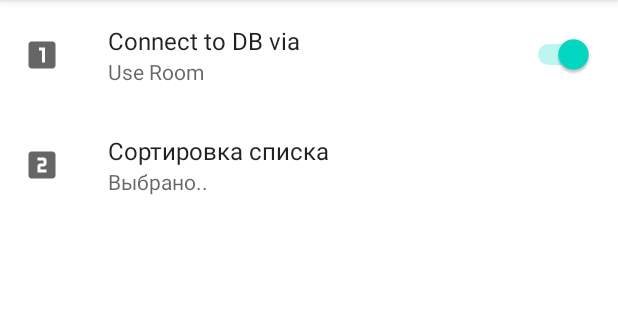
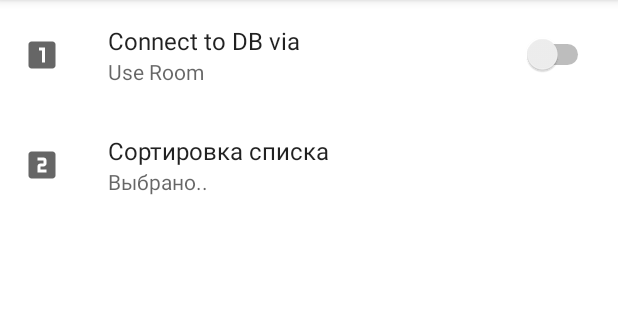
Before and after one commit to skvarovski/rs.android.task.4, an Android app: the screen it shows after launch (MainActivity), after a tap on "Filter", on a phone screen of 412 x 824 dp, the part 84-404 px from its top. Run offline under Robolectric (Android 15) with nearby library versions, the phone set to English and light mode, and no system bars; our stand-ins replace Room's generated code, androidx.preference; 4 statements that could not run were skipped.

Commit message:
fix SQL Helper

```diff
--- a/app/build.gradle
+++ b/app/build.gradle
@@ -59,5 +59,10 @@ dependencies {
     //PreferenceFragment
     implementation "androidx.preference:preference-ktx:1.1.1"
 
+    // Kotlin Coroutines
+    implementation "org.jetbrains.kotlinx:kotlinx-coroutines-core:1.4.1"
+    implementation "org.jetbrains.kotlinx:kotlinx-coroutines-android:1.5.0"
+
+
 
 }
--- a/app/src/main/java/ru/lacars/cars/App.kt
+++ b/app/src/main/java/ru/lacars/cars/App.kt
@@ -4,7 +4,10 @@ import android.app.Application
 import android.content.Context
 import ru.lacars.cars.locator.ServiceLocator
 import ru.lacars.cars.locator.locate
+import ru.lacars.cars.repository.PreferencesDB
+import ru.lacars.cars.repository.PreferencesOrder
 import ru.lacars.cars.repository.Repository
+import ru.lacars.cars.repository.cursor.CarSQLiteOpenHelper
 import ru.lacars.cars.repository.room.CarsDatabase
 import ru.lacars.cars.repository.room.CarsDatabaseImpl
 
@@ -15,7 +18,15 @@ class App: Application() {
         super.onCreate()
 
         ServiceLocator.register<Context>(this)
+
         ServiceLocator.register<CarsDatabase>(CarsDatabaseImpl.create(locate()))
+        ServiceLocator.register(PreferencesDB(locate()))
+        ServiceLocator.register(PreferencesOrder(locate()))
+        ServiceLocator.register(CarSQLiteOpenHelper(locate()))
         ServiceLocator.register(Repository(locate()))
+
+
     }
+
+
 }
--- a/app/src/main/java/ru/lacars/cars/MainActivity.kt
+++ b/app/src/main/java/ru/lacars/cars/MainActivity.kt
@@ -1,32 +1,56 @@
 package ru.lacars.cars
 
+import android.content.SharedPreferences
 import androidx.appcompat.app.AppCompatActivity
 import android.os.Bundle
+import android.util.Log
 import android.view.Menu
 import android.view.MenuItem
+import androidx.preference.Preference
+import androidx.preference.PreferenceManager
+import androidx.preference.SwitchPreference
+import ru.lacars.cars.repository.PreferencesOrder
 import ru.lacars.cars.ui.main.MainFragment
 import ru.lacars.cars.ui.setting.SettingsFragment
 
 class MainActivity : AppCompatActivity() {
 
 
+
     override fun onCreate(savedInstanceState: Bundle?) {
         super.onCreate(savedInstanceState)
-
 
         setContentView(R.layout.main_activity)
         supportActionBar?.setDisplayHomeAsUpEnabled(true)
         supportActionBar?.setDisplayShowHomeEnabled(false)
-        //supportActionBar?.
 
-
-        //if (savedInstanceState == null) {
+        if (savedInstanceState == null) {
             supportFragmentManager.beginTransaction()
                 .replace(R.id.container, MainFragment.newInstance())
                 .commit()
-        //}
+        }
 
 
+        PreferenceManager.getDefaultSharedPreferences(this)
+        //val listener = Preference.OnPreferenceChangeListener()
+
+
+        // { sharedPreferences, key ->
+        //                if (key == "pref_room_key") {
+        //                    val room = sharedPreferences?.getBoolean("pref_room_key",true)
+        //                    supportActionBar?.title = "Cars. Room:$room"
+        //                }
+        //            }
+
+
+
+    }
+
+    override fun onResume() {
+        super.onResume()
+        /*val pref_sort = prefs.getString(getString(R.string.pref_sort), "id");
+        val pref_use_room = prefs.getBoolean(getString(R.string.pref_room), false);
+        supportActionBar?.title = "Cars. Room:$pref_use_room Sort:$pref_sort"*/
 
     }
 
@@ -50,16 +74,7 @@ class MainActivity : AppCompatActivity() {
                 onBackPressed()
                 return true
             }
-
-
         }
-        /*if(item.itemId == R.id.toolbar_btn_filter){
-            supportFragmentManager.beginTransaction()
-                .addToBackStack("setting")
-                .replace(R.id.container,SettingsFragment.newInstance())
-                .commit()
-        }*/
-
         return true
     }
 }
--- /dev/null
+++ b/app/src/main/java/ru/lacars/cars/repository/PreferencesDB.kt
@@ -0,0 +1,39 @@
+package ru.lacars.cars.repository
+
+import android.content.Context
+import android.content.SharedPreferences
+import android.util.Log
+import androidx.lifecycle.LiveData
+import androidx.preference.PreferenceManager
+
+
+class PreferencesDB(context: Context) : LiveData<Boolean>() {
+
+
+    private val sharedPreferences1: SharedPreferences =
+        PreferenceManager.getDefaultSharedPreferences(context)
+
+    private val mTokenSharedPreferenceListener =
+        SharedPreferences.OnSharedPreferenceChangeListener { sharedPreferences: SharedPreferences?, key: String? ->
+            if (key == MY_KEY_ROOM) {
+                value = sharedPreferences?.getBoolean(MY_KEY_ROOM, true)
+            }
+        }
+
+    override fun onActive() {
+        Log.d("TEST","Load preference DB")
+        super.onActive()
+        value = sharedPreferences1.getBoolean(MY_KEY_ROOM, true)
+        sharedPreferences1.registerOnSharedPreferenceChangeListener(mTokenSharedPreferenceListener)
+    }
+
+    override fun onInactive() {
+        super.onInactive()
+        sharedPreferences1.unregisterOnSharedPreferenceChangeListener(mTokenSharedPreferenceListener)
+    }
+
+    companion object {
+        private const val MY_KEY_ROOM = "pref_room_key"
+
+    }
+}
--- /dev/null
+++ b/app/src/main/java/ru/lacars/cars/repository/PreferencesOrder.kt
@@ -0,0 +1,45 @@
+package ru.lacars.cars.repository
+
+import android.content.Context
+import android.content.SharedPreferences
+import android.util.Log
+import androidx.lifecycle.LiveData
+import androidx.preference.PreferenceManager
+
+class PreferencesOrder(context: Context) : LiveData<String>() {
+    var valueRoom = false
+
+    private val sharedPreferences: SharedPreferences =
+            PreferenceManager.getDefaultSharedPreferences(context)
+
+    private val mTokenSharedPreferenceListener =
+        SharedPreferences.OnSharedPreferenceChangeListener { sharedPreferences: SharedPreferences?, key: String? ->
+            if (key == MY_KEY_SORT) {
+                value = sharedPreferences?.getString(MY_KEY_SORT, "")
+            }
+            if (key == MY_KEY_ROOM) {
+                valueRoom = sharedPreferences?.getBoolean(MY_KEY_ROOM,true) == true
+            }
+        }
+
+    override fun onActive() {
+
+        super.onActive()
+        value = sharedPreferences.getString(MY_KEY_SORT, "")
+        valueRoom = sharedPreferences.getBoolean(MY_KEY_ROOM, false)
+        sharedPreferences.registerOnSharedPreferenceChangeListener(mTokenSharedPreferenceListener)
+        Log.d("TEST","Load preference SORT = $value")
+        Log.d("TEST","Load preference ROOM = $valueRoom")
+    }
+
+    override fun onInactive() {
+        super.onInactive()
+        sharedPreferences.unregisterOnSharedPreferenceChangeListener(mTokenSharedPreferenceListener)
+    }
+
+    companion object {
+        private const val MY_KEY_SORT = "pref_sort_by_type"
+        private const val MY_KEY_ROOM = "pref_room_key"
+
+    }
+}
--- a/app/src/main/java/ru/lacars/cars/repository/Repository.kt
+++ b/app/src/main/java/ru/lacars/cars/repository/Repository.kt
@@ -1,19 +1,88 @@
 package ru.lacars.cars.repository
 
+import android.content.Context
+import android.util.Log
+import androidx.lifecycle.LiveData
+import androidx.lifecycle.asFlow
+import androidx.preference.PreferenceManager
+import kotlinx.coroutines.Dispatchers
 import kotlinx.coroutines.flow.Flow
+import kotlinx.coroutines.flow.asFlow
+import kotlinx.coroutines.flow.flow
+import kotlinx.coroutines.flow.flowOn
+import ru.lacars.cars.R
+import ru.lacars.cars.locator.locateLazy
+import ru.lacars.cars.repository.cursor.CarSQLiteOpenHelper
 import ru.lacars.cars.repository.room.Car
 import ru.lacars.cars.repository.room.CarsDatabase
 
 class Repository(
     private val db: CarsDatabase,
 ) {
+    //private val preferencesDB: PreferencesDB by locateLazy()
+    private val preferencesOrder: PreferencesOrder by locateLazy()
+    private val context: Context by locateLazy()
+    private val carSQLiteOpenHelper: CarSQLiteOpenHelper by locateLazy()
+    private val dao get() = db.notesDao
+    //private val _flowCursor = MutableLiveData<List<Car>>()
+    //val flowCursor: LiveData<List<Car>> = _flowCursor
 
-    private val dao get() = db.notesDao
+    private var prefs = PreferenceManager.getDefaultSharedPreferences(context) //preferencesOrder
 
-    fun getAll(): Flow<List<Car>> = dao.getAll()
+    private var valueRoom =  prefs.getBoolean("pref_room_key", false)
 
-    suspend fun save(note: Car) = dao.add(note)
+
+    //fun getAll(): Flow<List<Car>> = dao.getAll()
+    fun getAll(): Flow<List<Car>> {
+        Log.d("TEST","PreferenceDB Repo = $valueRoom")
+
+        return when (valueRoom) {
+            true -> dao.getAll()
+            else -> {
+                return flow {
+                    val list = carSQLiteOpenHelper.getListOfTopics()
+                    emit(list)
+                }.flowOn(Dispatchers.IO)
+
+            }
+        }
+
+    }
+
+
+
+
+    //suspend fun save(note: Car) = dao.add(note)
+    suspend fun save(car: Car) {
+        when (valueRoom) {
+            true -> dao.add(car)
+            else -> carSQLiteOpenHelper.saveCarCursor(car)
+        }
+
+    }
 
     suspend fun delete(note: Car) = dao.delete(note)
 
+
+    /*private fun getAllRoom(): LiveData<List<Car>> {
+        Log.d("TEST","Room load")
+        return dao.getAll()
+    }
+    private fun getAllCursor(): LiveData<List<Car>> {
+        Log.d("TEST","Cursor load")
+        return carSQLiteOpenHelper.getListOfTopics()
+
+    }*/
+
+
+
+    /*private suspend fun saveRoom(car: Car) = dao.add(car)
+    private suspend fun saveCursor(car: Car) {
+
+        carSQLiteOpenHelper.saveCarCursor(car)
+    }*/
+
+
+
+
 }
--- /dev/null
+++ b/app/src/main/java/ru/lacars/cars/repository/cursor/CarSQLiteOpenHelper.kt
@@ -0,0 +1,123 @@
+package ru.lacars.cars.repository.cursor
+
+import android.content.ContentValues
+import android.content.Context
+import android.database.Cursor
+import android.database.SQLException
+import android.database.sqlite.SQLiteDatabase
+import android.database.sqlite.SQLiteOpenHelper
+import android.util.Log
+import androidx.lifecycle.LiveData
+import androidx.lifecycle.MutableLiveData
+import androidx.lifecycle.asFlow
+import kotlinx.coroutines.flow.asFlow
+import ru.lacars.cars.repository.room.Car
+import java.util.concurrent.Flow
+
+internal const val COLUMN_ID = "id"
+internal const val COLUMN_NAME = "name"
+internal const val COLUMN_COLOR = "color"
+internal const val COLUMN_YEAR = "year"
+
+private const val LOG_TAG = "TEST"
+private const val DATABASE_NAME = "cars-database"
+private const val TABLE_NAME = "cars"
+private const val DATABASE_VERSION = 1
+
+private const val CREATE_TABLE_SQL =
+    "CREATE TABLE IF NOT EXISTS $TABLE_NAME " +
+            "(id INTEGER PRIMARY KEY AUTOINCREMENT, " +
+            "$COLUMN_NAME TEXT NOT NULL, " +
+            "$COLUMN_COLOR TEXT NOT NULL," +
+            "$COLUMN_YEAR INTEGER NOT NULL);"
+
+private const val SQL_DELETE_ENTRIES = "DROP TABLE IF EXISTS $TABLE_NAME"
+
+
+class CarSQLiteOpenHelper(context: Context) : SQLiteOpenHelper(
+    context,
+    DATABASE_NAME,
+    null,
+    DATABASE_VERSION
+) {
+
+    override fun onCreate(db: SQLiteDatabase) {
+        try {
+            db.execSQL(CREATE_TABLE_SQL)
+            //(1..5).forEach { _ ->
+                db.execSQL("INSERT INTO $TABLE_NAME ($COLUMN_NAME,$COLUMN_COLOR,$COLUMN_YEAR) VALUES ('KIA','RED',2008);")
+                db.execSQL("INSERT INTO $TABLE_NAME ($COLUMN_NAME,$COLUMN_COLOR,$COLUMN_YEAR) VALUES ('AUDI','White',2005);")
+                db.execSQL("INSERT INTO $TABLE_NAME ($COLUMN_NAME,$COLUMN_COLOR,$COLUMN_YEAR) VALUES ('BMW','Blue',2003);")
+                db.execSQL("INSERT INTO $TABLE_NAME ($COLUMN_NAME,$COLUMN_COLOR,$COLUMN_YEAR) VALUES ('SUBARU','Green',2001);")
+                db.execSQL("INSERT INTO $TABLE_NAME ($COLUMN_NAME,$COLUMN_COLOR,$COLUMN_YEAR) VALUES ('TOYOTA','Dark',2011);")
+
+            //}
+        } catch (exception: SQLException) {
+            Log.e(LOG_TAG, "Exception while trying to create database", exception)
+        }
+    }
+
+    override fun onDowngrade(db: SQLiteDatabase, oldVersion: Int, newVersion: Int) {
+        super.onDowngrade(db, oldVersion, newVersion)
+        onUpgrade(db, oldVersion, newVersion)
+
+    }
+
+    override fun onUpgrade(db: SQLiteDatabase, oldVersion: Int, newVersion: Int) {
+        Log.d(LOG_TAG, "onUpgrade called")
+        db.execSQL(SQL_DELETE_ENTRIES)
+        onCreate(db)
+    }
+
+    fun saveCarCursor(car: Car): Long? {
+        val db = this.writableDatabase
+        // Create a new map of values, where column names are the keys
+        val values = ContentValues().apply {
+            put(COLUMN_NAME, car.name)
+            put(COLUMN_COLOR, car.color)
+            put(COLUMN_YEAR, car.year)
+        }
+
+        // Insert the new row, returning the primary key value of the new row
+        return db?.insert(TABLE_NAME, null, values)
+
+
+    }
+
+    private fun getCursorWithTopics(): Cursor {
+        return readableDatabase.rawQuery("SELECT * FROM $TABLE_NAME", null)
+    }
+
+
+
+
+    fun getListOfTopics(): List<Car> {
+        //val listOfTopics = mutableListOf<String>()
+        //val liveData = MutableLiveData<List<Car>>()
+        val listOfCars = mutableListOf<Car>()
+        getCursorWithTopics().use { cursor ->
+            try {
+                if (cursor.moveToFirst()) {
+                    do {
+                        val id = cursor.getInt(cursor.getColumnIndex(COLUMN_ID))
+                        val name = cursor.getString(cursor.getColumnIndex(COLUMN_NAME))
+                        val color = cursor.getString(cursor.getColumnIndex(COLUMN_COLOR))
+                        val year = cursor.getInt(cursor.getColumnIndex(COLUMN_YEAR))
+                        listOfCars.add(Car(id,name,color,year))
+                    } while (cursor.moveToNext())
+                } else {
+                    listOfCars
+
+                }
+
+            } catch (exception: SQLException) {
+                Log.e(LOG_TAG, "Exception while reading table", exception)
+            }
+            finally {
+                cursor.close()
+            }
+        }
+
+        return listOfCars
+    }
+}
--- a/app/src/main/java/ru/lacars/cars/repository/room/Car.kt
+++ b/app/src/main/java/ru/lacars/cars/repository/room/Car.kt
@@ -1,13 +1,19 @@
 package ru.lacars.cars.repository.room
 
+import androidx.annotation.Keep
+import androidx.annotation.NonNull
 import androidx.room.Entity
 import androidx.room.PrimaryKey
 
+@Keep
 @Entity(tableName = "cars")
 data class Car(
     @PrimaryKey(autoGenerate = true)
     val id: Int = 0,
+    @NonNull
     val name: String,
+    @NonNull
     val color: String,
+    @NonNull
     val year: Int
 )
--- a/app/src/main/java/ru/lacars/cars/repository/room/CarsDao.kt
+++ b/app/src/main/java/ru/lacars/cars/repository/room/CarsDao.kt
@@ -1,5 +1,6 @@
 package ru.lacars.cars.repository.room
 
+import androidx.lifecycle.LiveData
 import androidx.room.*
 import kotlinx.coroutines.flow.Flow
 
--- a/app/src/main/java/ru/lacars/cars/ui/main/MainFragment.kt
+++ b/app/src/main/java/ru/lacars/cars/ui/main/MainFragment.kt
@@ -19,7 +19,7 @@ class MainFragment : Fragment() {
 
     private val viewModel: MainViewModel by viewModels()
     private val carAdapter: CarsAdapter = CarsAdapter()
-    private val preferencesOrder: PreferencesOrder? = context?.let { PreferencesOrder(it) }
+    //private val preferencesOrder: PreferencesOrder? = context?.let { PreferencesOrder(it) }
 
 
     private var _binding: MainFragmentBinding? = null
@@ -61,14 +61,15 @@ class MainFragment : Fragment() {
         }
 
         viewModel.getPreferences().observe(this.viewLifecycleOwner) {
-            viewModel.updateList().observe(this.viewLifecycleOwner) { list ->
-                carAdapter.submitList(list)
+            viewModel.updateList().observe(this.viewLifecycleOwner) { cars ->
+                carAdapter.submitList(cars)
             }
         }
 
 
 
     }
+
 
 
 
--- a/app/src/main/java/ru/lacars/cars/ui/main/MainViewModel.kt
+++ b/app/src/main/java/ru/lacars/cars/ui/main/MainViewModel.kt
@@ -1,20 +1,56 @@
 package ru.lacars.cars.ui.main
 
-import androidx.lifecycle.ViewModel
-import androidx.lifecycle.viewModelScope
+import android.util.Log
+import androidx.lifecycle.*
 import kotlinx.coroutines.flow.Flow
 import kotlinx.coroutines.flow.SharingStarted
+import kotlinx.coroutines.flow.map
 import kotlinx.coroutines.flow.shareIn
 import kotlinx.coroutines.launch
 import ru.lacars.cars.locator.locateLazy
+import ru.lacars.cars.repository.PreferencesDB
+import ru.lacars.cars.repository.PreferencesOrder
 import ru.lacars.cars.repository.Repository
 import ru.lacars.cars.repository.room.Car
 
-class MainViewModel : ViewModel() {
+
+class MainViewModel(
+    //private val preferencesOrder: PreferencesOrder
+) : ViewModel() {
 
     private val repository: Repository by locateLazy()
+    private val preferencesOrder: PreferencesOrder by locateLazy()
+    private val preferencesDB: PreferencesDB by locateLazy()
 
-    val cars = repository.getAll().asLiveDataFlow()
+
+    //val cars = repository.getAll().asLiveDataFlow()
+    private val _cars = repository.getAll().asLiveData()
+
+    fun updateList() =  _cars.map { cars ->
+        when (getPreferences().value)  {
+             "id" -> {
+                 Log.d("TEST","Sort by id")
+                 cars.sortedBy { it.id }
+             }
+            "name" -> {
+                Log.d("TEST","Sort by name")
+                cars.sortedBy { it.name }
+            }
+            "color" -> {
+                Log.d("TEST","Sort by color")
+                cars.sortedBy { it.color }
+            }
+            "year" -> {
+                Log.d("TEST","Sort by year")
+                cars.sortedBy { it.year }
+            }
+            else -> cars
+        }
+    }
+
+    fun getPreferences() = preferencesOrder
+    fun getPreferencesBaseRoom() = preferencesDB
+
     /*val newCaption = flow<String> {
         while (true) {
             emit(createCaption())
--- a/app/src/main/java/ru/lacars/cars/ui/setting/SettingsFragment.kt
+++ b/app/src/main/java/ru/lacars/cars/ui/setting/SettingsFragment.kt
@@ -4,12 +4,8 @@ import android.os.Bundle
 import android.content.SharedPreferences
 import android.util.Log
 import android.view.View
-import android.widget.Toast
 import androidx.preference.*
-import ru.lacars.cars.App
-import ru.lacars.cars.MainActivity
 import ru.lacars.cars.R
-import ru.lacars.cars.ui.add.AddFragment
 
 
 class SettingsFragment : PreferenceFragmentCompat() {
@@ -49,24 +45,6 @@ class SettingsFragment : PreferenceFragmentCompat() {
             }
 
 
-
-
-        /*var onSharedPreferenceChangeListener = SharedPreferences.OnSharedPreferenceChangeListener { sharedPreferences, key ->
-            Log.d("TEST","prefs")
-               if (key == "aaaa") {
-                   val pref_sort_value  = prefs.getString(getString(R.string.pref_sort), "");
-                   Log.d("TEST","Pref = $pref_sort_value")
-                   Toast.makeText(context, "Sort is $pref_sort_value", Toast.LENGTH_SHORT).show()
-               }
-           }
-       prefs.registerOnSharedPreferenceChangeListener(onSharedPreferenceChangeListener)*/
-
-
-        /*prefs.registerOnSharedPreferenceChangeListener { sharedPreferences, key ->
-            Log.d("TEST","key = $key")
-
-        }*/
-
     }
 
     override fun onCreatePreferences(savedInstanceState: Bundle?, rootKey: String?) {
@@ -75,19 +53,10 @@ class SettingsFragment : PreferenceFragmentCompat() {
 
     override fun onViewCreated(view: View, savedInstanceState: Bundle?) {
         super.onViewCreated(view, savedInstanceState)
-        val actionBar = this.requireActivity().actionBar
-        actionBar?.setDisplayHomeAsUpEnabled(true)
-        actionBar?.setDisplayShowHomeEnabled(true);
     }
 
     override fun onResume() {
         super.onResume()
-
-        //var pref1 = prefs.getString(getString(R.string.pref_sort), "");
-
-
-
-        //Log.d("TEST","Select = $pref1")
     }
 
     override fun onDestroy() {
@@ -95,13 +64,6 @@ class SettingsFragment : PreferenceFragmentCompat() {
 
     }
 
-    /*override fun onCreateView(
-        inflater: LayoutInflater, container: ViewGroup?,
-        savedInstanceState: Bundle?
-    ): View? {
-        // Inflate the layout for this fragment
-        return inflater.inflate(R.layout.fragment_settings, container, false)
-    }*/
 
     companion object {
         fun newInstance() = SettingsFragment()
--- a/app/src/main/res/xml/settings.xml
+++ b/app/src/main/res/xml/settings.xml
@@ -4,7 +4,7 @@
     android:backgroundTint="@android:color/darker_gray">
 
     <SwitchPreference
-        android:defaultValue="true"
+        android:defaultValue="false"
         android:icon="@drawable/ic_baseline_looks_one_24"
         android:key="@string/pref_room"
         android:summary="Use Room"
```
Also changed, not shown: app/src/main/java/ru/lacars/cars/ui/add/AddFragment.kt (+15 -1 lines), app/src/main/java/ru/lacars/cars/ui/add/AddViewModel.kt (+6 -27 lines), app/src/main/res/layout/add_fragment.xml (+15 -57 lines), app/src/main/res/layout/car_list_item.xml (+4 -3 lines).
